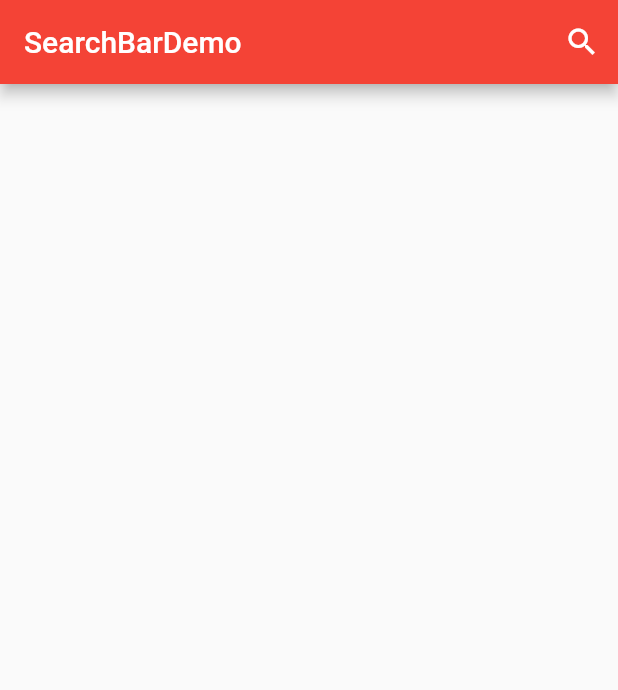
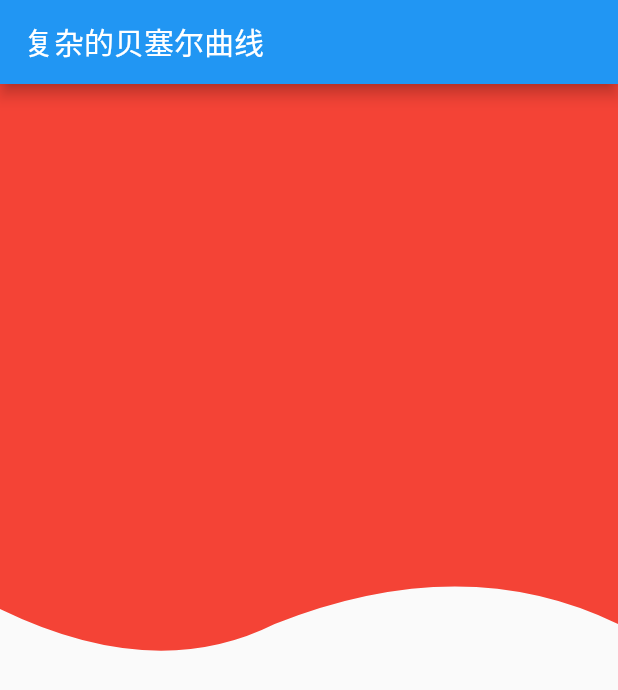
Before and after one commit to songjiabin/flutter, a Flutter app: the screen it shows after launch, on a phone screen of 412 x 824 dp. Shown: the top 690 px of the screen. Run offline on Flutter 3.47's test engine with Material 2 defaults, Android fonts, the phone set to English and light mode, and no system bars.

Commit message:
提交完成新的demo”

```diff
--- /dev/null
+++ b/lib/example_demo11/CustomBesselComplexWidget.dart
@@ -0,0 +1,100 @@
+import 'package:flutter/material.dart';
+
+/**
+ * 复杂的贝塞尔曲线
+ */
+class CustomBesselComplexWidget extends StatefulWidget {
+  @override
+  CustomBesselComplexWidgetState createState() =>
+      new CustomBesselComplexWidgetState();
+}
+
+class CustomBesselComplexWidgetState extends State<CustomBesselComplexWidget> {
+
+  @override
+  Widget build(BuildContext context) {
+    return new Scaffold(
+        appBar: new AppBar(
+          title: new Text('复杂的贝塞尔曲线'),
+        ),
+        body:
+        new Column(
+          children: <Widget>[
+            //按路径裁切的组件
+            new ClipPath(
+              //要裁切的路径
+              clipper: BottomClipper(),
+              child: new Container(
+                color: Colors.red,
+                //高度
+                height: 400.0,
+              ),
+            )
+          ],
+        )
+    );
+  }
+
+}
+
+
+class BottomClipper extends CustomClipper<Path> {
+
+  //次  size 为 child 得到的大小
+  @override
+  Path getClip(Size size) {
+    var path = Path();
+    //第一个点
+    path.lineTo(0, 0);
+    //第二个点
+    path.lineTo(0, size.height - 50);
+
+    //第一个控制点
+    var firstControlPoint = Offset(size.width / 4, size.height);
+    //第一个结束点
+    var firstControlEnd = Offset(size.width / 2.25, size.height - 40);
+
+
+    /**
+     *  x1: 控制点 X
+     *  y1: 控制点Y
+     *
+     *  x2:结束点X
+     *  y2:结束点y
+     */
+    //做曲线
+    path.quadraticBezierTo(
+        firstControlPoint.dx, firstControlPoint.dy, firstControlEnd.dx,
+        firstControlEnd.dy);
+
+
+    //第二个控制点
+    var secondControlPoint = Offset(size.width / 4 * 3, size.height - 90);
+    //第二个结束点
+    var secondControlEnd = Offset(size.width, size.height - 40);
+
+
+
+    //做曲线
+    path.quadraticBezierTo(
+        secondControlPoint.dx, secondControlPoint.dy, secondControlEnd.dx,
+        secondControlEnd.dy);
+
+
+
+    //第三个点
+    path.lineTo(size.width, size.height - 40);
+    //第四个点
+    path.lineTo(size.width, 0);
+
+
+    return path;
+  }
+
+
+  @override
+  bool shouldReclip(CustomClipper<Path> oldClipper) {
+    return false;
+  }
+
+}
--- a/lib/main.dart
+++ b/lib/main.dart
@@ -5,15 +5,20 @@ import 'package:flutter_github/example_demo3/pages.dart' as pages;
 import 'package:flutter_github/example_demo4/FrostedGlass.dart' as FrostedGlass;
 import 'package:flutter_github/example_demo5/KeepAliveDemo.dart' as keepAliveDemo;
 import 'package:flutter_github/example_demo6/SearchWidget.dart' as SearchWidget;
-
-
-
+import 'package:flutter_github/example_demo7/WarpWidget.dart' as WarpWidget;
+import 'package:flutter_github/example_demo8/ExpansionTitleDemo.dart' as ExpansionTitleDemo;
+import 'package:flutter_github/example_demo9/ExpansionTitleList.dart' as ExpansionTitleListDemo;
+import 'package:flutter_github/example_demo10/CustomBesselWidget.dart' as CustomBesselWidget;
+import 'package:flutter_github/example_demo11/CustomBesselComplexWidget.dart' as CustomBesselComplexWidget;
 
 void main() {
-  runApp(getWidget());
+  runApp(getWidget_2());
 }
 
-Widget getWidget() {
+/**
+ * 小实例的Demo
+ */
+Widget getWidget_2() {
   /**
    * 小实例一：底部导航栏
    */
@@ -45,7 +50,6 @@ Widget getWidget() {
   /**
    * 小实例四：毛玻璃效果
    */
-
 //  return new MaterialApp(
 //    title: '毛玻璃效果',
 //    theme: ThemeData(primarySwatch: Colors.deepOrange),
@@ -66,23 +70,93 @@ Widget getWidget() {
   /**
    * 小实例六：搜索条
    */
-  return new MaterialApp(
-    title: '搜索条',
-    theme: ThemeData(primarySwatch: Colors.red),
-    home: SearchWidget.SearchWidget(),
-  );
+//  return new MaterialApp(
+//    title: '搜索条',
+//    theme: ThemeData(primarySwatch: Colors.red),
+//    home: SearchWidget.SearchWidget(),
+//  );
 
 
   /**
    * 小实例七： Wrap 流失布局
    */
+//  return new MaterialApp(
+//    title: 'Wrap 流失布局',
+//    theme: ThemeData.light(),
+//    home: WarpWidget.WrapWidget(),
+//  );
+
+
+  /**
+   * 小实例八：展开闭合案例  ExpansionTile
+   */
+//  return new MaterialApp(
+//    title: "展开闭合demo",
+//    theme: ThemeData.dark(),
+//    home: ExpansionTitleDemo.ExpansionTitleDemo(),
+//  );
+
+
+  /**
+   * 小实例九 ：可展开闭合的List
+   */
+//  return new MaterialApp(
+//    title: "可展开闭合的List",
+//    theme: ThemeData.dark(),
+//    //是否显示debug图标
+//    debugShowCheckedModeBanner: false,
+//    home: ExpansionTitleListDemo.ExpansionTitleList(),
+//  );
+
+
+  /**
+   * 小实例10：贝塞尔曲线
+   */
+//  return new MaterialApp(
+//    title: "贝塞尔曲线",
+//    theme: ThemeData(
+//        primarySwatch: Colors.blue
+//    ),
+//    //是否显示debug图标
+//    debugShowCheckedModeBanner: false,
+//    home: CustomBesselWidget.CustomBesselWidget(),
+//  );
+
+
+  /**
+   * 小实例11：复杂的贝塞尔曲线
+   */
+//  return new MaterialApp(
+//    title: "复杂的贝塞尔曲线",
+//    theme: ThemeData(
+//        primarySwatch: Colors.blue
+//    ),
+//    //是否显示debug图标
+//    debugShowCheckedModeBanner: true,
+//    home: CustomBesselComplexWidget.CustomBesselComplexWidget(),
+//  );
+
+
+  /**
+   * 小实例12：欢迎界面 闪屏界面
+   */
+  return new MaterialApp(
+    title: "欢迎界面 闪屏界面 ",
+    theme: ThemeData(
+        primarySwatch: Colors.blue
+    ),
+    //是否显示debug图标
+    debugShowCheckedModeBanner: true,
+    home: CustomBesselComplexWidget.CustomBesselComplexWidget(),
+  );
 
 
 
 
+}
 
 
-
+Widget getWidget_1() {
 
 
   /**
```
Also changed, not shown: lib/example_demo10/CustomBesselWidget.dart (added, +82 -0 lines), lib/example_demo12/SplashScreen.dart (added, +55 -0 lines), lib/example_demo7/WarpWidget.dart (added, +110 -0 lines), lib/example_demo8/ExpansionTitleDemo.dart (added, +35 -0 lines), lib/example_demo9/ExpansionTitleList.dart (added, +101 -0 lines), 1 other file.
